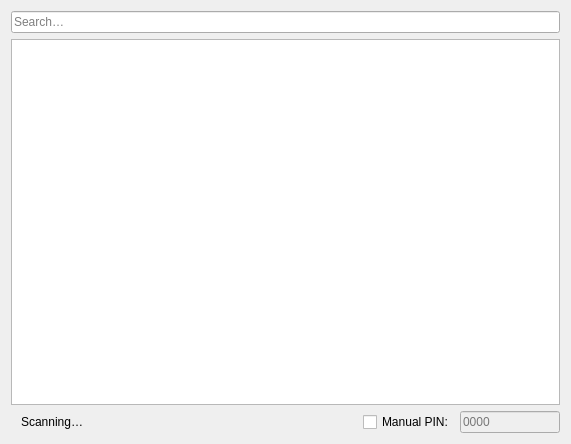
KDE/bluedevil, file src/wizard/pages/discover.ui: the form before one commit.
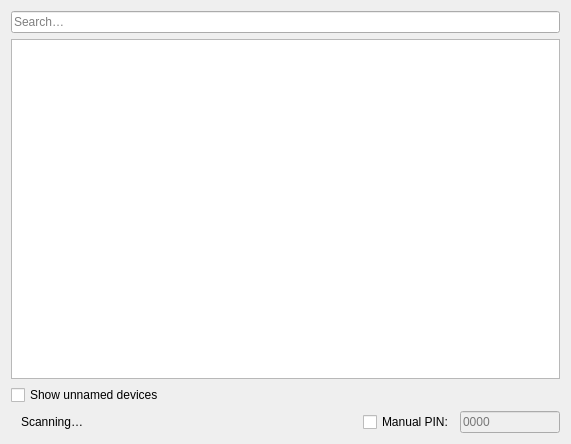
The form after the commit. Custom widgets are drawn as their Qt base class.

Commit message: wizard: allow filtering device list

The edit to the form file:
```diff
--- a/src/wizard/pages/discover.ui
+++ b/src/wizard/pages/discover.ui
@@ -36,6 +36,13 @@
        </property>
       </widget>
      </item>
+     <item>
+      <widget class="QCheckBox" name="showUnnamedDevicesCheckBox">
+       <property name="text">
+        <string>Show unnamed devices</string>
+       </property>
+      </widget>
+     </item>
      <item>
       <layout class="QHBoxLayout" name="horizontalLayout_2">
        <item>
```
The commit also changes 1 other file.
